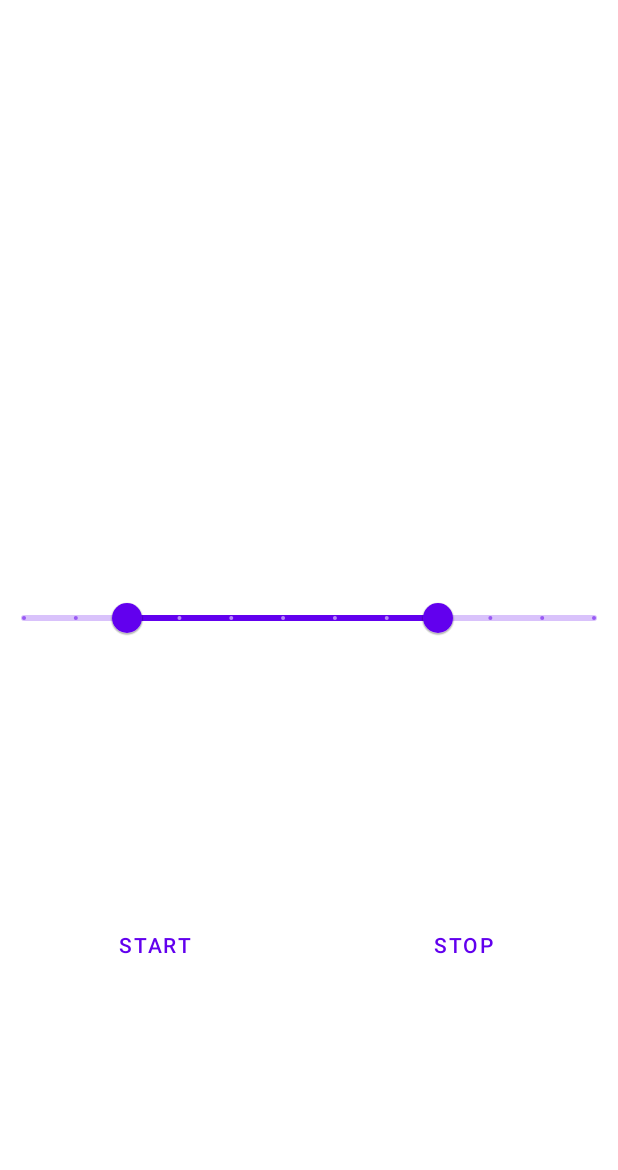
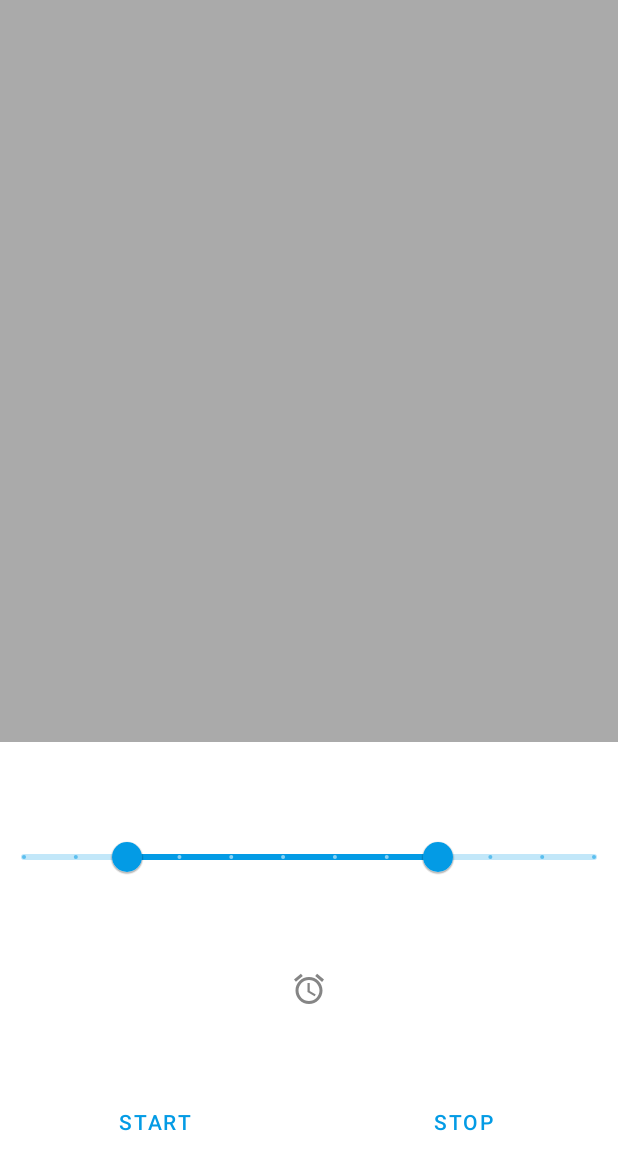
Before and after one commit to ushtipak/straighten-neck-for-kids, an Android app: the layout activity_main.xml on its own in the app's theme, with its tools: preview values and no code run, on a phone screen of 412 x 824 dp. Shown: the top 1170 px of the screen. Run offline under Robolectric (Android 15) with nearby library versions, the phone set to English and light mode, and no system bars.

Commit message:
Update UI... again :))

```diff
--- a/app/src/main/java/com/pijupiju/meerkat/MainActivity.java
+++ b/app/src/main/java/com/pijupiju/meerkat/MainActivity.java
@@ -10,6 +10,7 @@ import android.widget.Button;
 import android.widget.TextView;
 
 import androidx.appcompat.app.AppCompatActivity;
+import androidx.appcompat.app.AppCompatDelegate;
 
 import com.google.android.material.slider.RangeSlider;
 
@@ -29,6 +30,7 @@ public class MainActivity extends AppCompatActivity {
         Log.d(TAG, "onCreate");
         super.onCreate(savedInstanceState);
         setContentView(R.layout.activity_main);
+//        AppCompatDelegate.setDefaultNightMode(AppCompatDelegate.MODE_NIGHT_YES);
         initViews();
     }
 
@@ -77,7 +79,7 @@ public class MainActivity extends AppCompatActivity {
         Log.d(TAG, "updateRange");
         min = Math.round(slider.getValues().get(0));
         max = Math.round(slider.getValues().get(1));
-        String range = "range [" + min + "-" + max + "]";
+        String range = min + "–" + max;
         tvActiveRange.setText(range);
     }
 
--- /dev/null
+++ b/app/src/main/res/drawable-anydpi/ic_reminder.xml
@@ -0,0 +1,11 @@
+<vector xmlns:android="http://schemas.android.com/apk/res/android"
+    android:width="24dp"
+    android:height="24dp"
+    android:viewportWidth="24"
+    android:viewportHeight="24"
+    android:tint="#333333"
+    android:alpha="0.6">
+  <path
+      android:fillColor="@android:color/white"
+      android:pathData="M22,5.72l-4.6,-3.86 -1.29,1.53 4.6,3.86L22,5.72zM7.88,3.39L6.6,1.86 2,5.71l1.29,1.53 4.59,-3.85zM12.5,8L11,8v6l4.75,2.85 0.75,-1.23 -4,-2.37L12.5,8zM12,4c-4.97,0 -9,4.03 -9,9s4.02,9 9,9c4.97,0 9,-4.03 9,-9s-4.03,-9 -9,-9zM12,20c-3.87,0 -7,-3.13 -7,-7s3.13,-7 7,-7 7,3.13 7,7 -3.13,7 -7,7z"/>
+</vector>
--- a/app/src/main/res/layout/activity_main.xml
+++ b/app/src/main/res/layout/activity_main.xml
@@ -6,6 +6,34 @@
     android:layout_height="match_parent"
     tools:context=".MainActivity">
 
+    <androidx.constraintlayout.widget.ConstraintLayout
+        android:layout_width="match_parent"
+        android:layout_height="0dp"
+        android:background="@android:color/darker_gray"
+        app:layout_constraintBottom_toTopOf="@+id/guide"
+        app:layout_constraintEnd_toEndOf="parent"
+        app:layout_constraintStart_toStartOf="parent"
+        app:layout_constraintTop_toTopOf="parent"
+        app:layout_constraintWidth_default="percent"
+        app:layout_constraintWidth_percent="0.6" />
+
+    <androidx.constraintlayout.widget.Guideline
+        android:id="@+id/guide"
+        android:layout_width="wrap_content"
+        android:layout_height="wrap_content"
+        android:orientation="horizontal"
+        app:layout_constraintGuide_percent="0.6" />
+
+    <androidx.constraintlayout.widget.ConstraintLayout
+        android:layout_width="match_parent"
+        android:layout_height="0dp"
+        app:layout_constraintBottom_toBottomOf="parent"
+        app:layout_constraintEnd_toEndOf="parent"
+        app:layout_constraintStart_toStartOf="parent"
+        app:layout_constraintTop_toTopOf="@id/guide"
+        app:layout_constraintWidth_default="percent"
+        app:layout_constraintWidth_percent="0.4">
+
         <com.google.android.material.slider.RangeSlider
             android:id="@+id/rangeSlider"
             android:layout_width="match_parent"
@@ -13,7 +41,7 @@
             android:stepSize="5"
             android:valueFrom="5"
             android:valueTo="60"
-        app:layout_constraintBottom_toBottomOf="parent"
+            app:layout_constraintBottom_toTopOf="@+id/tvActiveRange"
             app:layout_constraintTop_toTopOf="parent"
             app:values="@array/initial_slider_values" />
 
@@ -21,8 +49,9 @@
             android:id="@+id/tvActiveRange"
             android:layout_width="wrap_content"
             android:layout_height="wrap_content"
-        android:textAppearance="@style/TextAppearance.AppCompat.Large"
-        app:layout_constraintBottom_toTopOf="@+id/rangeSlider"
+            android:textAppearance="@style/TextAppearance.AppCompat.Medium"
+            app:drawableLeftCompat="@drawable/ic_reminder"
+            app:layout_constraintBottom_toBottomOf="parent"
             app:layout_constraintEnd_toEndOf="parent"
             app:layout_constraintStart_toStartOf="parent"
             app:layout_constraintTop_toTopOf="parent" />
@@ -36,7 +65,7 @@
             app:layout_constraintBottom_toBottomOf="parent"
             app:layout_constraintEnd_toEndOf="parent"
             app:layout_constraintStart_toStartOf="parent"
-        app:layout_constraintTop_toBottomOf="@+id/rangeSlider">
+            app:layout_constraintTop_toBottomOf="@+id/tvActiveRange">
 
             <Button
                 android:id="@+id/btnStart"
@@ -57,3 +86,5 @@
         </LinearLayout>
 
     </androidx.constraintlayout.widget.ConstraintLayout>
+
+</androidx.constraintlayout.widget.ConstraintLayout>
--- a/app/src/main/res/values/colors.xml
+++ b/app/src/main/res/values/colors.xml
@@ -1,6 +1,6 @@
 <?xml version="1.0" encoding="utf-8"?>
 <resources>
-    <color name="colorPrimary">#6200EE</color>
-    <color name="colorPrimaryDark">#3700B3</color>
+    <color name="colorPrimary">#039be5</color>
+    <color name="colorPrimaryDark">#006db3</color>
     <color name="colorAccent">#03DAC5</color>
 </resources>
--- a/app/src/main/res/values/strings.xml
+++ b/app/src/main/res/values/strings.xml
@@ -1,5 +1,5 @@
 <resources>
-    <string name="app_name">Meerkat</string>
+    <string name="app_name">Straighten Neck For Kids</string>
     <string name="stop">Stop</string>
     <string name="start">Start</string>
 </resources>
--- a/app/src/main/res/values/styles.xml
+++ b/app/src/main/res/values/styles.xml
@@ -1,6 +1,6 @@
 <resources>
     <!-- Base application theme. -->
-    <style name="AppTheme" parent="Theme.MaterialComponents.DayNight">
+    <style name="AppTheme" parent="Theme.MaterialComponents.DayNight.NoActionBar">
         <!-- Customize your theme here. -->
         <item name="colorPrimary">@color/colorPrimary</item>
         <item name="colorPrimaryDark">@color/colorPrimaryDark</item>
```
Also changed, not shown: app/src/main/res/drawable-hdpi/ic_reminder.png (added), app/src/main/res/drawable-mdpi/ic_reminder.png (added), app/src/main/res/drawable-xhdpi/ic_reminder.png (added), app/src/main/res/drawable-xxhdpi/ic_reminder.png (added). Lines whose indentation alone changed are shown as unchanged.
